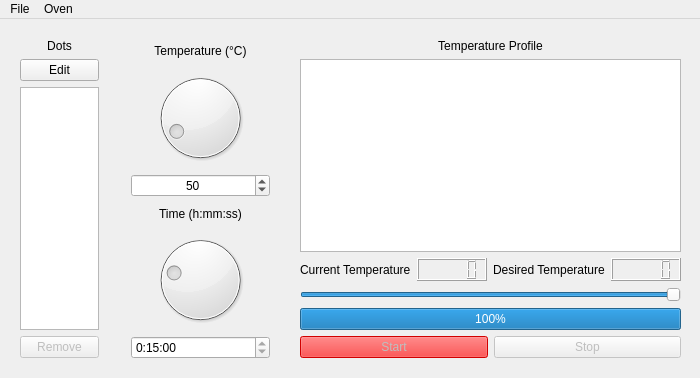
Above: GUI/mainwindow.ui from balsini/SmartBluetoothOven before the change. Below: the same form after it.
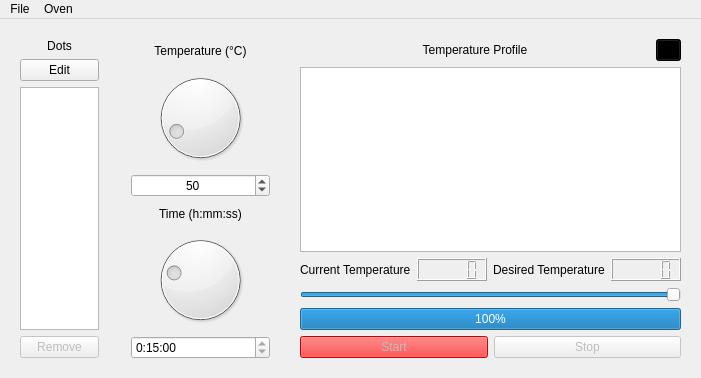
That is the form after the change.

Commit message: Removed debugging messages, added powering LED, solved crash in case of dot removal

What changed in the file:
```diff
--- a/GUI/mainwindow.ui
+++ b/GUI/mainwindow.ui
@@ -6,7 +6,7 @@
    <rect>
     <x>0</x>
     <y>0</y>
-    <width>700</width>
+    <width>701</width>
     <height>378</height>
    </rect>
   </property>
@@ -37,6 +37,8 @@
     </property>
     <layout class="QVBoxLayout" name="verticalLayoutRight">
      <item>
+      <layout class="QHBoxLayout" name="horizontalLayout_3">
+       <item>
       <widget class="QLabel" name="labelTemperatureProfile">
        <property name="text">
         <string>Temperature Profile</string>
@@ -47,6 +49,30 @@
       </widget>
      </item>
      <item>
+        <widget class="QPushButton" name="onLED">
+         <property name="minimumSize">
+          <size>
+           <width>25</width>
+           <height>0</height>
+          </size>
+         </property>
+         <property name="maximumSize">
+          <size>
+           <width>25</width>
+           <height>16777215</height>
+          </size>
+         </property>
+         <property name="styleSheet">
+          <string notr="true">background-color: black</string>
+         </property>
+         <property name="text">
+          <string/>
+         </property>
+        </widget>
+       </item>
+      </layout>
+     </item>
+     <item>
       <widget class="QGraphicsView" name="graphicsView"/>
      </item>
      <item>
@@ -277,7 +303,7 @@
     <rect>
      <x>0</x>
      <y>0</y>
-     <width>700</width>
+     <width>701</width>
      <height>20</height>
     </rect>
    </property>
```
Lines whose indentation alone changed are shown as unchanged. The commit also changes 2 other files.
